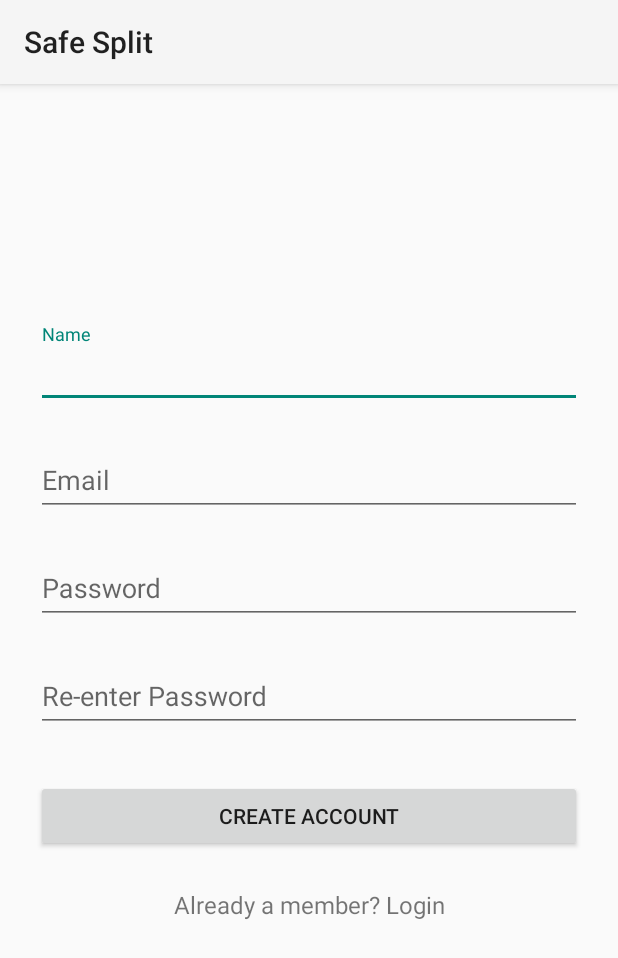
After one commit to hussu97/SafeSplit, an Android app: the SignUpActivity screen opened directly, with no data from a screen before it, on a phone screen of 412 x 824 dp. The commit adds this screen. Shown: the top 958 px of the screen. Run offline under Robolectric (Android 15) with nearby library versions, the phone set to English and light mode, and no system bars; our stand-ins replace Firebase (no records; nobody signed in at launch, a user with empty details on screens opened directly).

Commit message:
added firebase auth to signin Activity added signin +signup activity using material design

```diff
--- a/app/build.gradle
+++ b/app/build.gradle
@@ -19,7 +19,7 @@ android {
 }
 
 dependencies {
-    implementation 'com.google.firebase:firebase-core:16.0.5'
+    implementation 'com.google.firebase:firebase-core:16.0.4'
     implementation 'com.google.firebase:firebase-firestore:17.1.2'
     implementation 'com.google.firebase:firebase-auth:16.0.5'
     implementation 'com.google.firebase:firebase-database:16.0.4'
--- a/app/src/main/AndroidManifest.xml
+++ b/app/src/main/AndroidManifest.xml
@@ -16,7 +16,8 @@
                 <category android:name="android.intent.category.LAUNCHER" />
             </intent-filter>
         </activity>
-        <activity android:name=".SignOutActivity"></activity>
+        <activity android:name=".SignOutActivity" />
+        <activity android:name=".SignUpActivity"></activity>
     </application>
 
 </manifest>
--- /dev/null
+++ b/app/src/main/java/com/example/b00063271/safesplit/SignUpActivity.java
@@ -0,0 +1,143 @@
+package com.example.b00063271.safesplit;
+
+import android.app.ProgressDialog;
+import android.content.Intent;
+import android.os.Bundle;
+import android.support.v7.app.AppCompatActivity;
+import android.util.Log;
+import android.view.View;
+import android.widget.Button;
+import android.widget.EditText;
+import android.widget.TextView;
+import android.widget.Toast;
+
+import com.google.firebase.auth.FirebaseAuth;
+
+public class SignUpActivity extends AppCompatActivity {
+    private static final String TAG = "SignupActivity";
+
+    private EditText nameEditText;
+    private EditText emailEditText;
+    private EditText passwordEditText;
+    private EditText rePasswordEditText;
+    private Button signUpButton;
+    private TextView loginLink;
+    private FirebaseAuth mAuth;
+
+    @Override
+    public void onCreate(Bundle savedInstanceState) {
+        super.onCreate(savedInstanceState);
+        setContentView(R.layout.activity_sign_up);
+        nameEditText = (EditText) findViewById(R.id.input_name);
+        emailEditText = (EditText) findViewById(R.id.input_email);
+        passwordEditText = (EditText) findViewById(R.id.input_password);
+        rePasswordEditText = (EditText) findViewById(R.id.input_reEnterPassword);
+        signUpButton = (Button) findViewById(R.id.btn_signup);
+        loginLink = (TextView) findViewById(R.id.link_login);
+        mAuth = FirebaseAuth.getInstance();
+
+        signUpButton.setOnClickListener(new View.OnClickListener() {
+            @Override
+            public void onClick(View v) {
+                signup();
+            }
+        });
+
+        loginLink.setOnClickListener(new View.OnClickListener() {
+            @Override
+            public void onClick(View v) {
+                // Finish the registration screen and return to the Login activity
+                Intent intent = new Intent(getApplicationContext(),SignInActivity.class);
+                startActivity(intent);
+                finish();
+                overridePendingTransition(R.anim.push_left_in, R.anim.push_left_out);
+            }
+        });
+    }
+
+    public void signup() {
+        Log.d(TAG, "Signup");
+        if (!validate()) {
+            onSignupFailed();
+            return;
+        }
+
+        signUpButton.setEnabled(false);
+
+        final ProgressDialog progressDialog = new ProgressDialog(SignUpActivity.this,
+                R.style.AppTheme);
+        progressDialog.setIndeterminate(true);
+        progressDialog.setMessage("Creating Account...");
+        progressDialog.show();
+
+        String name = nameEditText.getText().toString();
+        String email = emailEditText.getText().toString();
+        String password = passwordEditText.getText().toString();
+        String reEnterPassword = rePasswordEditText.getText().toString();
+
+        // TODO: Implement your own signup logic here.
+
+        new android.os.Handler().postDelayed(
+                new Runnable() {
+                    public void run() {
+                        // On complete call either onSignupSuccess or onSignupFailed
+                        // depending on success
+                        onSignupSuccess();
+                        // onSignupFailed();
+                        progressDialog.dismiss();
+                    }
+                }, 3000);
+    }
+
+
+    public void onSignupSuccess() {
+        signUpButton.setEnabled(true);
+        setResult(RESULT_OK, null);
+        finish();
+    }
+
+    public void onSignupFailed() {
+        Toast.makeText(getBaseContext(), "Login failed", Toast.LENGTH_LONG).show();
+
+        signUpButton.setEnabled(true);
+    }
+
+    public boolean validate() {
+        boolean valid = true;
+
+        String name = nameEditText.getText().toString();
+        String email = emailEditText.getText().toString();
+        String password = passwordEditText.getText().toString();
+        String reEnterPassword = rePasswordEditText.getText().toString();
+
+        if (name.isEmpty() || name.length() < 3) {
+            nameEditText.setError("at least 3 characters");
+            valid = false;
+        } else {
+            nameEditText.setError(null);
+        }
+
+        if (email.isEmpty() || !android.util.Patterns.EMAIL_ADDRESS.matcher(email).matches()) {
+            emailEditText.setError("enter a valid email address");
+            valid = false;
+        } else {
+            emailEditText.setError(null);
+        }
+
+        if (password.isEmpty() || password.length() < 4 || password.length() > 10) {
+            passwordEditText.setError("between 4 and 10 alphanumeric characters");
+            valid = false;
+        } else {
+            passwordEditText.setError(null);
+        }
+
+        if (reEnterPassword.isEmpty() || reEnterPassword.length() < 4 || reEnterPassword.length() > 10 || !(reEnterPassword.equals(password))) {
+            rePasswordEditText.setError("Password Do not match");
+            valid = false;
+        } else {
+            rePasswordEditText.setError(null);
+        }
+
+        return valid;
+    }
+}
--- /dev/null
+++ b/app/src/main/res/layout/activity_sign_up.xml
@@ -0,0 +1,99 @@
+<?xml version="1.0" encoding="utf-8"?>
+<ScrollView
+    xmlns:android="http://schemas.android.com/apk/res/android"
+    android:layout_width="fill_parent"
+    android:layout_height="fill_parent"
+    android:fitsSystemWindows="true">
+
+    <LinearLayout
+        android:orientation="vertical"
+        android:layout_width="match_parent"
+        android:layout_height="wrap_content"
+        android:paddingTop="56dp"
+        android:paddingLeft="24dp"
+        android:paddingRight="24dp">
+
+        <ImageView
+            android:layout_width="wrap_content"
+            android:layout_height="72dp"
+            android:layout_marginBottom="24dp"
+            android:layout_gravity="center_horizontal" />
+
+        <!-- Name Label -->
+        <android.support.design.widget.TextInputLayout
+            android:layout_width="match_parent"
+            android:layout_height="wrap_content"
+            android:layout_marginTop="8dp"
+            android:layout_marginBottom="8dp">
+            <EditText android:id="@+id/input_name"
+                android:layout_width="match_parent"
+                android:layout_height="wrap_content"
+                android:inputType="textPersonName"
+                android:hint="Name" />
+        </android.support.design.widget.TextInputLayout>
+
+        <!-- Address Label -->
+
+
+        <!--  Email Label -->
+        <android.support.design.widget.TextInputLayout
+            android:layout_width="match_parent"
+            android:layout_height="wrap_content"
+            android:layout_marginTop="8dp"
+            android:layout_marginBottom="8dp">
+            <EditText android:id="@+id/input_email"
+                android:layout_width="match_parent"
+                android:layout_height="wrap_content"
+                android:inputType="textEmailAddress"
+                android:hint="Email" />
+        </android.support.design.widget.TextInputLayout>
+
+
+        <!-- mobile number -->
+
+        <!-- Password Label -->
+        <android.support.design.widget.TextInputLayout
+            android:layout_width="match_parent"
+            android:layout_height="wrap_content"
+            android:layout_marginTop="8dp"
+            android:layout_marginBottom="8dp">
+            <EditText android:id="@+id/input_password"
+                android:layout_width="match_parent"
+                android:layout_height="wrap_content"
+                android:inputType="textPassword"
+                android:hint="Password"/>
+        </android.support.design.widget.TextInputLayout>
+
+        <!-- Password Re-enter Label -->
+        <android.support.design.widget.TextInputLayout
+            android:layout_width="match_parent"
+            android:layout_height="wrap_content"
+            android:layout_marginTop="8dp"
+            android:layout_marginBottom="8dp">
+            <EditText android:id="@+id/input_reEnterPassword"
+                android:layout_width="match_parent"
+                android:layout_height="wrap_content"
+                android:inputType="textPassword"
+                android:hint="Re-enter Password"/>
+        </android.support.design.widget.TextInputLayout>
+
+        <!-- Signup Button -->
+        <android.support.v7.widget.AppCompatButton
+            android:id="@+id/btn_signup"
+            android:layout_width="fill_parent"
+            android:layout_height="wrap_content"
+            android:layout_marginTop="24dp"
+            android:layout_marginBottom="24dp"
+            android:padding="12dp"
+            android:text="Create Account"/>
+
+        <TextView android:id="@+id/link_login"
+            android:layout_width="fill_parent"
+            android:layout_height="wrap_content"
+            android:layout_marginBottom="24dp"
+            android:text="Already a member? Login"
+            android:gravity="center"
+            android:textSize="16dip"/>
+
+    </LinearLayout>
+</ScrollView>
```
Also changed, not shown: app/src/main/java/com/example/b00063271/safesplit/SignInActivity.java (+29 -12 lines).
